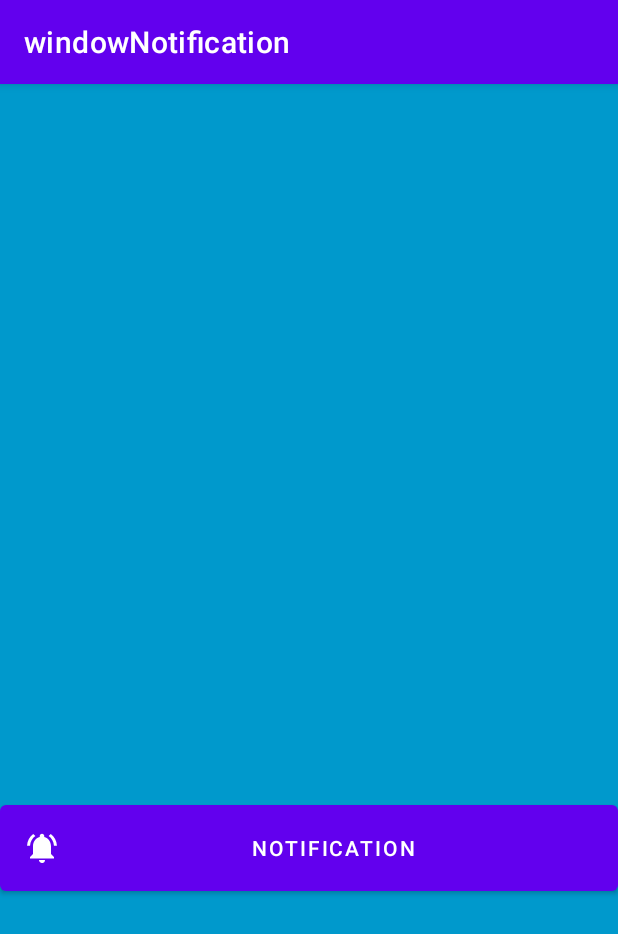
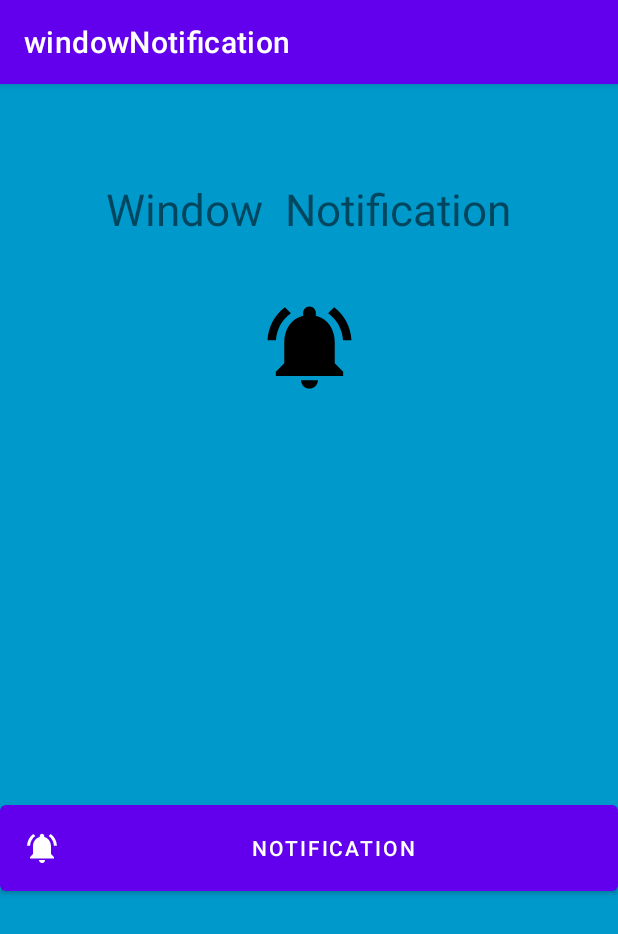
Before and after one commit to AbhitanshuSrivastav/Codsoft2, an Android app: the screen it shows after launch (MainActivity), after a tap on "NOTIFICATION", on a phone screen of 412 x 824 dp. Shown: the top 934 px of the screen. Run offline under Robolectric (Android 15) with nearby library versions, the phone set to English and light mode, and no system bars.

Commit message:
Window Notification

```diff
--- a/app/build.gradle
+++ b/app/build.gradle
@@ -16,7 +16,9 @@ android {
 
         testInstrumentationRunner "androidx.test.runner.AndroidJUnitRunner"
     }
-
+   buildFeatures{
+ viewBinding true
+}
     buildTypes {
         release {
             minifyEnabled false
--- a/app/src/main/java/com/example/memeapp/MainActivity.kt
+++ b/app/src/main/java/com/example/memeapp/MainActivity.kt
@@ -2,6 +2,7 @@ package com.example.memeapp
 
 import android.Manifest
 import android.annotation.SuppressLint
+import android.app.Notification
 import android.app.NotificationChannel
 import android.app.NotificationManager
 import android.app.PendingIntent
@@ -23,6 +24,7 @@ import androidx.core.app.NotificationCompat
 import androidx.core.app.NotificationManagerCompat
 
 
+
 class MainActivity : AppCompatActivity() {
     //channel ids are use for notification channel creating
     val CHANNEL_ID = "Channel_id"
@@ -41,16 +43,8 @@ class MainActivity : AppCompatActivity() {
         createNotificationChannel()
 
         //Pending Intent
-        val intent=Intent(this,MainActivity::class.java)
-        val pendingIntent=PendingIntent.getActivities(this,0, arrayOf(intent), FLAG_MUTABLE)
-
-        val builder = NotificationCompat.Builder(this, CHANNEL_ID)
-            .setSmallIcon(R.drawable.baseline_notifications_active_24)
-            .setContentTitle("My notification")
-            .setContentText("this is my notificaton").setStyle(NotificationCompat.BigTextStyle())
-            .setPriority(NotificationCompat.PRIORITY_DEFAULT)
-            .setContentIntent(pendingIntent)
-            .build()
+        val intent = Intent(this, MainActivity::class.java)
+        val pendingIntent = PendingIntent.getActivities(this, 0, arrayOf(intent), FLAG_MUTABLE)
 
         val notificationManager = NotificationManagerCompat.from(this)
 
@@ -58,18 +52,28 @@ class MainActivity : AppCompatActivity() {
         val btn = findViewById<Button>(R.id.Notify)
         btn.setOnClickListener {
 
+
+
+            val builder = NotificationCompat.Builder(this, CHANNEL_ID)
+                .setSmallIcon(R.drawable.drinkwater)
+                .setContentTitle("My notification")
+                .setContentText("This is For Notifiy to drink Water")
+                .setStyle(NotificationCompat.BigTextStyle())
+                .setPriority(NotificationCompat.PRIORITY_DEFAULT)
+                .setContentIntent(pendingIntent)
+                .build()
             notificationManager.notify(notificationID, builder)
+        }
 
     }
-    }
-
 
 
     //Notification Channel(For above oreo version)
 
-     fun   createNotificationChannel() {
+    fun createNotificationChannel() {
         if (Build.VERSION.SDK_INT >= Build.VERSION_CODES.O) {
-                val channel = NotificationChannel(CHANNEL_ID, channelname,
+            val channel = NotificationChannel(
+                CHANNEL_ID, channelname,
                 NotificationManager.IMPORTANCE_DEFAULT
             )
                 .apply {
--- a/app/src/main/res/layout/activity_main.xml
+++ b/app/src/main/res/layout/activity_main.xml
@@ -24,5 +24,29 @@
         app:layout_constraintTop_toTopOf="parent"
         app:layout_constraintVertical_bias="0.651" />
 
+    <ImageView
+        android:id="@+id/imageView"
+        android:layout_width="83dp"
+        android:layout_height="67dp"
+        app:layout_constraintBottom_toBottomOf="parent"
+        app:layout_constraintEnd_toEndOf="parent"
+        app:layout_constraintStart_toStartOf="parent"
+        app:layout_constraintTop_toTopOf="parent"
+        app:layout_constraintVertical_bias="0.132"
+        app:srcCompat="@drawable/baseline_notifications_active_24" />
+
+    <TextView
+        android:id="@+id/textView2"
+        android:layout_width="wrap_content"
+        android:layout_height="wrap_content"
+        android:text="Window  Notification"
+        android:textSize="29dp"
+        app:layout_constraintBottom_toTopOf="@+id/imageView"
+        app:layout_constraintEnd_toEndOf="parent"
+        app:layout_constraintHorizontal_bias="0.496"
+        app:layout_constraintStart_toStartOf="parent"
+        app:layout_constraintTop_toTopOf="parent"
+        app:layout_constraintVertical_bias="0.164" />
+
 
 </androidx.constraintlayout.widget.ConstraintLayout>
```
Also changed, not shown: app/src/main/res/drawable/drinkwater.jpeg (added), app/src/main/res/drawable/meme.png (deleted), app/src/main/res/drawable/myimg.jpg (deleted). Lines whose indentation alone changed are shown as unchanged.
